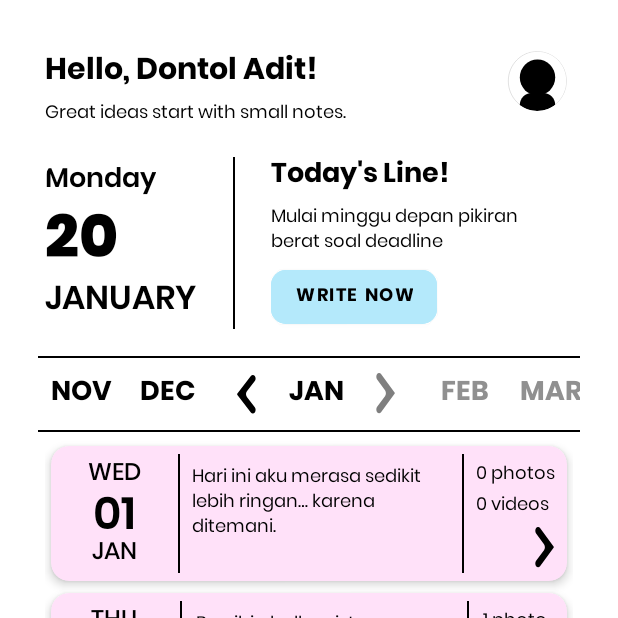
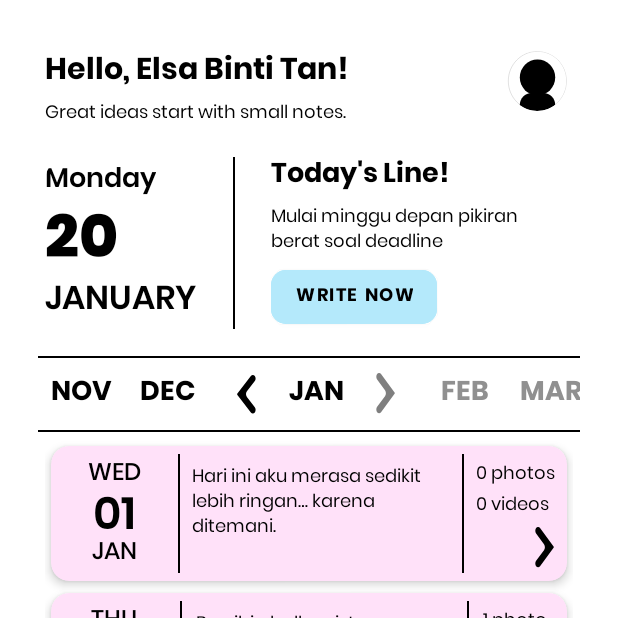
Before and after one commit to danielavall/MemoMap, an Android app: the screen it shows after launch (MainActivity), on a phone screen of 412 x 824 dp, the top half of it. Run offline under Robolectric (Android 15) with nearby library versions, the phone set to English and light mode, and no system bars; our stand-ins replace CircleImageView, data binding.

Commit message:
Adjust text for presentation

```diff
--- a/app/src/main/res/layout/activity_profile.xml
+++ b/app/src/main/res/layout/activity_profile.xml
@@ -55,7 +55,7 @@
 
             <!-- Name -->
             <TextView
-                android:text="Dontol Adit"
+                android:text="Elsa Binti Tan"
                 android:textSize="18sp"
                 android:textStyle="bold"
                 android:gravity="center"
--- a/app/src/main/res/values/strings.xml
+++ b/app/src/main/res/values/strings.xml
@@ -5,7 +5,7 @@
     <string name="content">Content</string>
 
     <!-- Home Page -->
-    <string name="greeting_message">Hello, Dontol Adit!</string>
+    <string name="greeting_message">Hello, Elsa Binti Tan!</string>
     <string name="quote">Great ideas start with small notes.</string>
     <string name="today_date">20</string>
     <string name="today_day">Monday</string>
```
